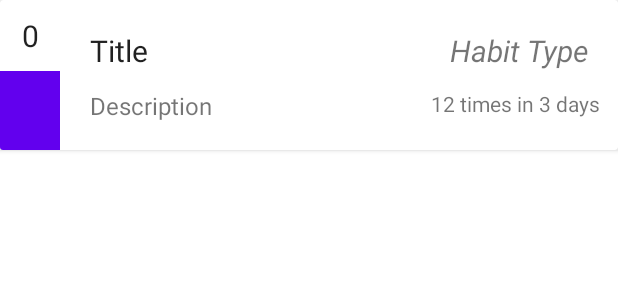
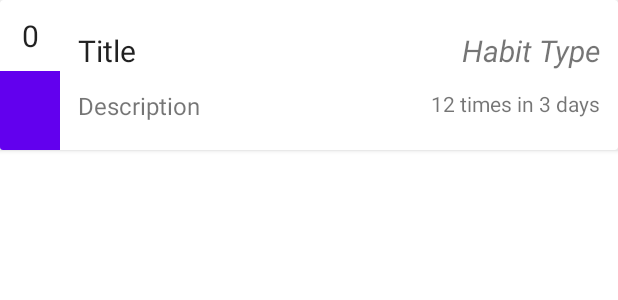
Before and after one commit to IlyaDeryabin/HabitTracker, an Android app: the layout habit_list_item.xml on its own in the app's theme, with its tools: preview values and no code run, on a phone screen of 412 x 824 dp. Shown: the top 300 px of the screen. Run offline under Robolectric (Android 15) with nearby library versions, the phone set to English and light mode, and no system bars.

Commit message:
Исправил вёрстку habit_list_item.xml

```diff
--- a/app/src/main/res/layout/habit_list_item.xml
+++ b/app/src/main/res/layout/habit_list_item.xml
@@ -36,24 +36,32 @@
         <TextView
             android:id="@+id/habit_title"
             style="@style/TextAppearance.AppCompat.Body1"
-            android:layout_width="wrap_content"
+            android:layout_width="0dp"
             android:layout_height="wrap_content"
-            android:layout_marginStart="20dp"
+            android:layout_marginStart="12dp"
             android:layout_marginTop="20dp"
+            android:layout_marginEnd="4dp"
+            android:ellipsize="end"
+            android:gravity="start"
             android:maxLines="1"
             android:textSize="20sp"
+            app:layout_constraintEnd_toStartOf="@id/habit_type"
             app:layout_constraintStart_toEndOf="@id/habit_color"
             app:layout_constraintTop_toTopOf="parent"
             tools:text="Title" />
 
         <TextView
             android:id="@+id/habit_description"
-            android:layout_width="wrap_content"
+            android:layout_width="0dp"
             android:layout_height="wrap_content"
-            android:layout_marginStart="20dp"
+            android:layout_marginStart="12dp"
             android:layout_marginTop="12dp"
+            android:layout_marginEnd="4dp"
+            android:ellipsize="end"
+            android:gravity="start"
             android:maxLines="1"
             android:textSize="16sp"
+            app:layout_constraintEnd_toStartOf="@id/habit_count"
             app:layout_constraintHorizontal_weight="1"
             app:layout_constraintStart_toEndOf="@id/habit_color"
             app:layout_constraintTop_toBottomOf="@id/habit_title"
@@ -64,7 +72,7 @@
             android:layout_width="wrap_content"
             android:layout_height="wrap_content"
             android:layout_marginTop="20dp"
-            android:layout_marginEnd="20dp"
+            android:layout_marginEnd="12dp"
             android:textSize="20sp"
             android:textStyle="italic"
             app:layout_constraintEnd_toEndOf="parent"
```
